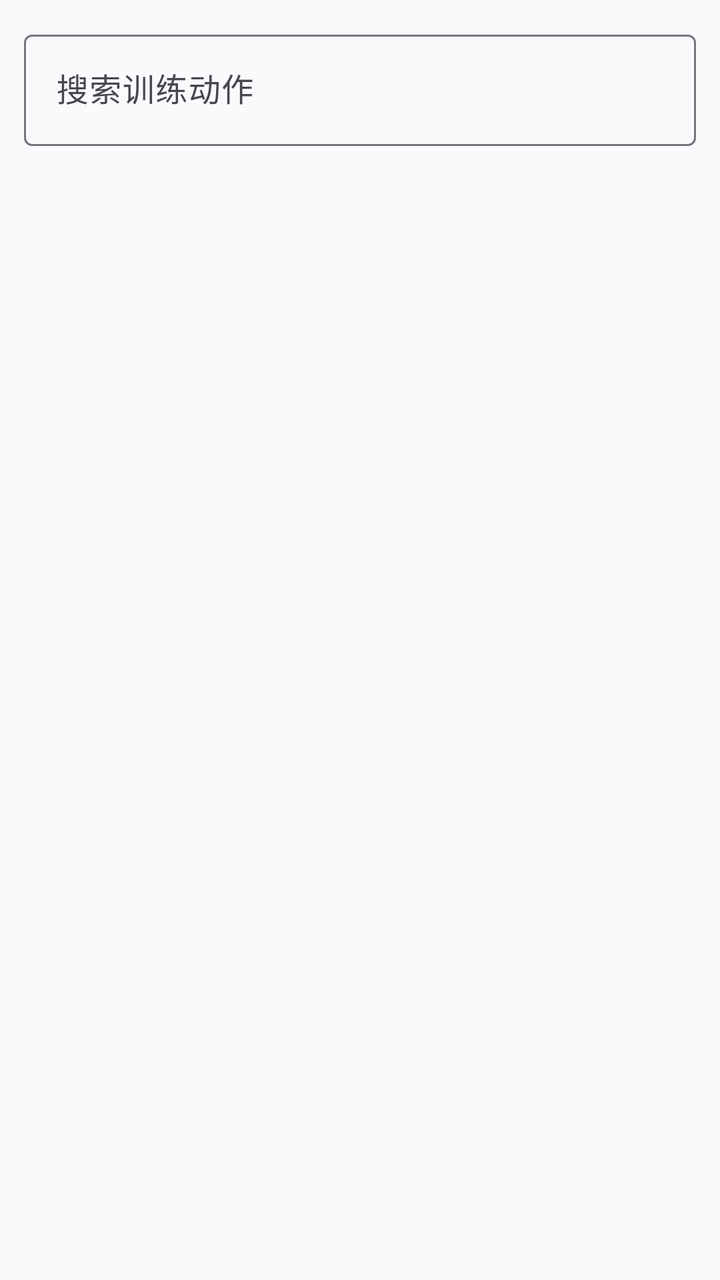
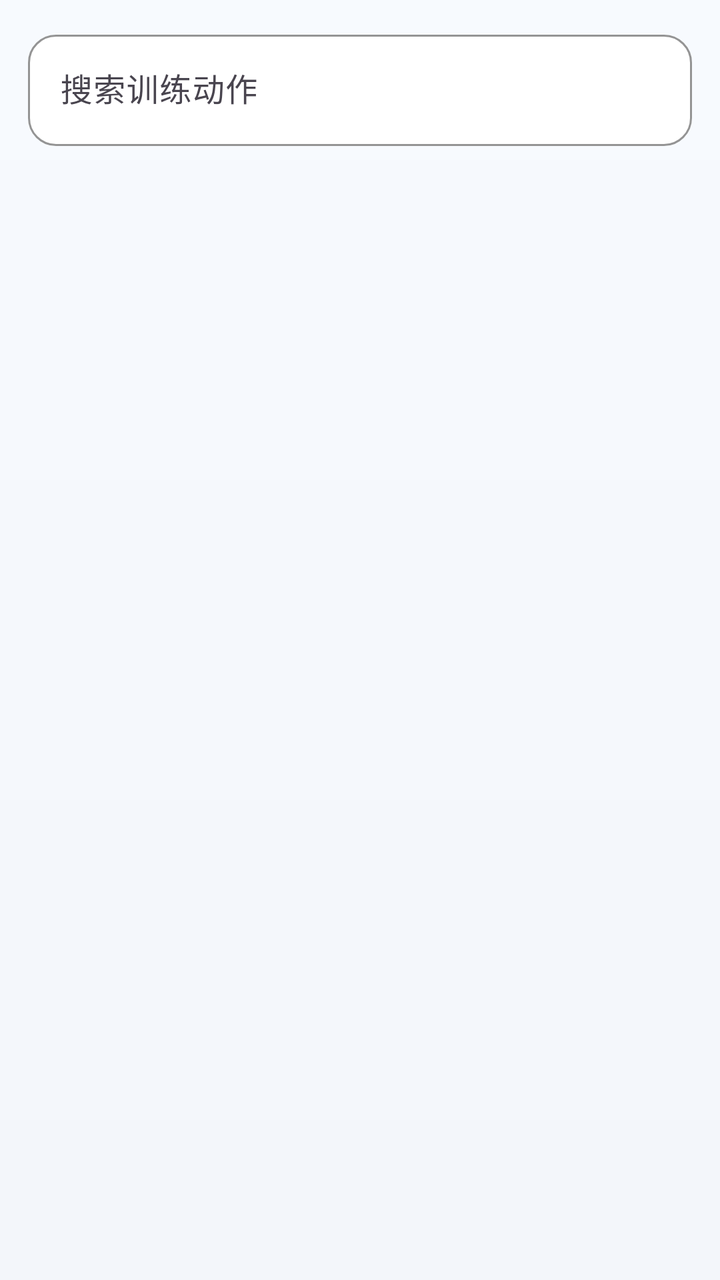

Screens rendered from an Android XML layout before and after an edit, with the pre-edit source and the edit as a unified diff.
<!-- AndroidManifest.xml: application theme Theme.MuscleFit -->
<!-- res/layout/fragment_exercise_list.xml -->
<?xml version="1.0" encoding="utf-8"?>
<LinearLayout xmlns:android="http://schemas.android.com/apk/res/android"
    xmlns:app="http://schemas.android.com/apk/res-auto"
    android:layout_width="match_parent"
    android:layout_height="match_parent"
    android:orientation="vertical"
    android:padding="12dp">

    <com.google.android.material.textfield.TextInputLayout
        android:layout_width="match_parent"
        android:layout_height="wrap_content"
        app:boxBackgroundMode="outline"
        android:hint="@string/search_hint">

        <com.google.android.material.textfield.TextInputEditText
            android:id="@+id/et_search"
            android:layout_width="match_parent"
            android:layout_height="wrap_content"
            android:inputType="text" />
    </com.google.android.material.textfield.TextInputLayout>

    <HorizontalScrollView
        android:layout_width="match_parent"
        android:layout_height="wrap_content"
        android:layout_marginTop="8dp"
        android:scrollbars="none">

        <com.google.android.material.chip.ChipGroup
            android:id="@+id/chip_group_category"
            android:layout_width="wrap_content"
            android:layout_height="wrap_content"
            app:singleSelection="true" />
    </HorizontalScrollView>

    <androidx.recyclerview.widget.RecyclerView
        android:id="@+id/rv_exercises"
        android:layout_width="match_parent"
        android:layout_height="0dp"
        android:layout_marginTop="8dp"
        android:layout_weight="1"
        android:clipToPadding="false"
        android:paddingBottom="12dp" />

</LinearLayout>
<!-- resources referenced by this layout -->
<resources>
  <string name="search_hint">搜索训练动作</string>
  <style name="Theme.MuscleFit" parent="Theme.Material3.DayNight.NoActionBar">
          <item name="colorPrimary">@color/mf_primary</item>
          <item name="colorSecondary">@color/mf_secondary</item>
          <item name="android:statusBarColor">@color/mf_bg</item>
          <item name="android:navigationBarColor">@color/mf_bg</item>
          <item name="android:windowBackground">@color/mf_bg</item>
          <item name="android:textColorPrimary">@color/mf_on_surface</item>
          <item name="android:textColorSecondary">@color/mf_muted</item>
          <item name="android:fontFamily">sans-serif</item>
      </style>
  <color name="mf_primary">#10B981</color>
  <color name="mf_secondary">#3B82F6</color>
  <color name="mf_bg">#F8FAFC</color>
  <color name="mf_on_surface">#0F172A</color>
  <color name="mf_muted">#475569</color>
</resources>

<!-- the commit's change to res/layout/fragment_exercise_list.xml (unified diff, before → after) -->
@@ -3,20 +3,32 @@
     xmlns:app="http://schemas.android.com/apk/res-auto"
     android:layout_width="match_parent"
     android:layout_height="match_parent"
+    android:background="@drawable/bg_page_soft"
     android:orientation="vertical"
-    android:padding="12dp">
+    android:paddingStart="14dp"
+    android:paddingTop="12dp"
+    android:paddingEnd="14dp"
+    android:paddingBottom="8dp">
 
     <com.google.android.material.textfield.TextInputLayout
         android:layout_width="match_parent"
         android:layout_height="wrap_content"
+        android:hint="@string/search_hint"
+        app:boxBackgroundColor="@color/mf_surface"
         app:boxBackgroundMode="outline"
-        android:hint="@string/search_hint">
+        app:boxCornerRadiusBottomEnd="14dp"
+        app:boxCornerRadiusBottomStart="14dp"
+        app:boxCornerRadiusTopEnd="14dp"
+        app:boxCornerRadiusTopStart="14dp"
+        app:boxStrokeColor="@color/mf_divider">
 
         <com.google.android.material.textfield.TextInputEditText
             android:id="@+id/et_search"
             android:layout_width="match_parent"
             android:layout_height="wrap_content"
-            android:inputType="text" />
+            android:inputType="text"
+            android:textColor="@color/mf_on_surface"
+            android:textColorHint="@color/mf_muted" />
     </com.google.android.material.textfield.TextInputLayout>
 
     <HorizontalScrollView
@@ -36,9 +48,9 @@
         android:id="@+id/rv_exercises"
         android:layout_width="match_parent"
         android:layout_height="0dp"
-        android:layout_marginTop="8dp"
+        android:layout_marginTop="10dp"
         android:layout_weight="1"
         android:clipToPadding="false"
-        android:paddingBottom="12dp" />
+        android:paddingBottom="14dp" />
 
 </LinearLayout>
<!-- resource entries referenced after the edit -->
@@ -1,5 +1,6 @@
 <!-- resources referenced by this layout -->
 <resources>
+  <color name="mf_divider">#D6DEE8</color>
   <string name="search_hint">搜索训练动作</string>
   <style name="Theme.MuscleFit" parent="Theme.Material3.DayNight.NoActionBar">
           <item name="colorPrimary">@color/mf_primary</item>
@@ -9,12 +10,23 @@
           <item name="android:windowBackground">@color/mf_bg</item>
           <item name="android:textColorPrimary">@color/mf_on_surface</item>
           <item name="android:textColorSecondary">@color/mf_muted</item>
-          <item name="android:fontFamily">sans-serif</item>
+          <item name="android:fontFamily">sans-serif-medium</item>
       </style>
-  <color name="mf_primary">#10B981</color>
-  <color name="mf_secondary">#3B82F6</color>
-  <color name="mf_bg">#F8FAFC</color>
-  <color name="mf_on_surface">#0F172A</color>
-  <color name="mf_muted">#475569</color>
+  <color name="mf_primary">#0E9F98</color>
+  <color name="mf_secondary">#2563EB</color>
+  <color name="mf_bg">#F3F6FA</color>
+  <color name="mf_surface_alt">#F7FAFE</color>
+  <color name="mf_on_surface">#0D1B2A</color>
+  <color name="mf_surface">#FFFFFF</color>
+  <!-- drawable bg_page_soft (drawable) -->
+  <?xml version="1.0" encoding="utf-8"?>
+  <shape xmlns:android="http://schemas.android.com/apk/res/android"
+      android:shape="rectangle">
+      <gradient
+          android:angle="90"
+          android:startColor="@color/mf_bg"
+          android:endColor="@color/mf_surface_alt" />
+  </shape>
+  <color name="mf_muted">#607084</color>
 </resources>
 
